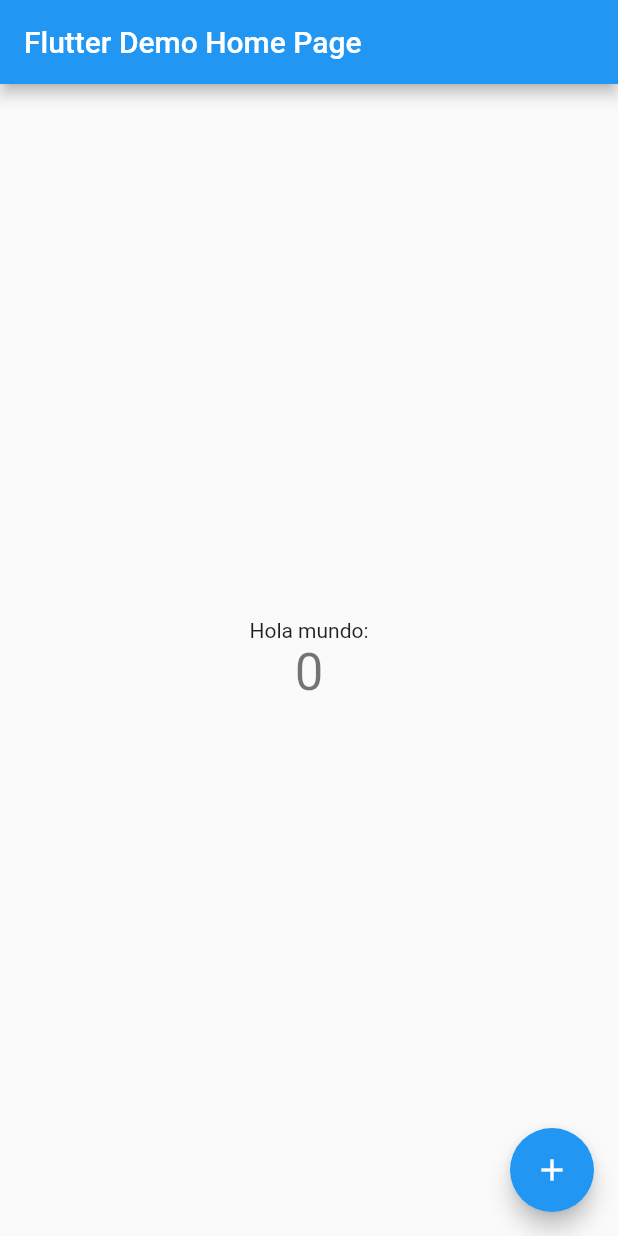
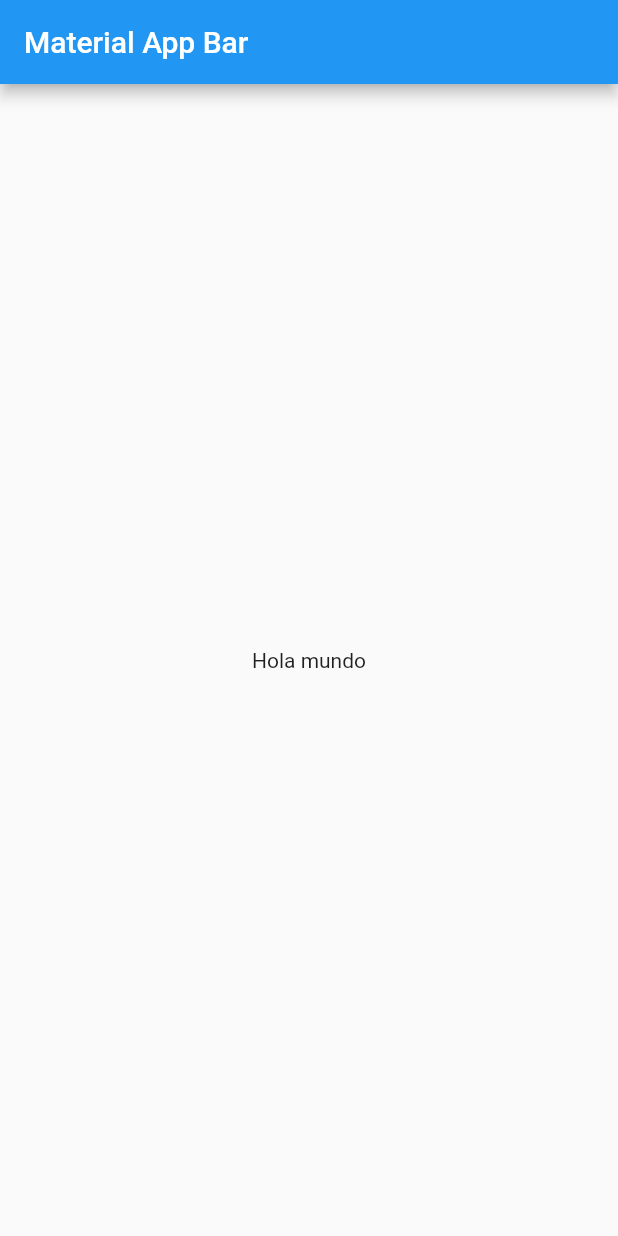
Before and after one commit to AleMancilla/Flutter-init, a Flutter app: the screen it shows after launch, on a phone screen of 412 x 824 dp. Run offline on Flutter 3.47's test engine with Material 2 defaults, Android fonts, the phone set to English and light mode, and no system bars.

```diff
--- a/lib/main.dart
+++ b/lib/main.dart
@@ -3,109 +3,20 @@ import 'package:flutter/material.dart';
 void main() => runApp(MyApp());
 
 class MyApp extends StatelessWidget {
-  // This widget is the root of your application.
   @override
   Widget build(BuildContext context) {
     return MaterialApp(
-      title: 'Flutter Demo',
-      theme: ThemeData(
-        // This is the theme of your application.
-        //
-        // Try running your application with "flutter run". You'll see the
-        // application has a blue toolbar. Then, without quitting the app, try
-        // changing the primarySwatch below to Colors.green and then invoke
-        // "hot reload" (press "r" in the console where you ran "flutter run",
-        // or simply save your changes to "hot reload" in a Flutter IDE).
-        // Notice that the counter didn't reset back to zero; the application
-        // is not restarted.
-        primarySwatch: Colors.blue,
+      title: 'Material App',
+      home: Scaffold(
+        appBar: AppBar(
+          title: Text('Material App Bar'),
+        ),
+        body: Center(
+          child: Container(
+            child: Text('Hola mundo'),
+          ),
+        ),
       ),
-      home: MyHomePage(title: 'Flutter Demo Home Page'),
     );
   }
 }
-
-class MyHomePage extends StatefulWidget {
-  MyHomePage({Key key, this.title}) : super(key: key);
-
-  // This widget is the home page of your application. It is stateful, meaning
-  // that it has a State object (defined below) that contains fields that affect
-  // how it looks.
-
-  // This class is the configuration for the state. It holds the values (in this
-  // case the title) provided by the parent (in this case the App widget) and
-  // used by the build method of the State. Fields in a Widget subclass are
-  // always marked "final".
-
-  final String title;
-
-  @override
-  _MyHomePageState createState() => _MyHomePageState();
-}
-
-class _MyHomePageState extends State<MyHomePage> {
-  int _counter = 0;
-
-  void _incrementCounter() {
-    setState(() {
-      // This call to setState tells the Flutter framework that something has
-      // changed in this State, which causes it to rerun the build method below
-      // so that the display can reflect the updated values. If we changed
-      // _counter without calling setState(), then the build method would not be
-      // called again, and so nothing would appear to happen.
-      _counter++;
-    });
-  }
-
-  @override
-  Widget build(BuildContext context) {
-    // This method is rerun every time setState is called, for instance as done
-    // by the _incrementCounter method above.
-    //
-    // The Flutter framework has been optimized to make rerunning build methods
-    // fast, so that you can just rebuild anything that needs updating rather
-    // than having to individually change instances of widgets.
-    return Scaffold(
-      appBar: AppBar(
-        // Here we take the value from the MyHomePage object that was created by
-        // the App.build method, and use it to set our appbar title.
-        title: Text(widget.title),
-      ),
-      body: Center(
-        // Center is a layout widget. It takes a single child and positions it
-        // in the middle of the parent.
-        child: Column(
-          // Column is also layout widget. It takes a list of children and
-          // arranges them vertically. By default, it sizes itself to fit its
-          // children horizontally, and tries to be as tall as its parent.
-          //
-          // Invoke "debug painting" (press "p" in the console, choose the
-          // "Toggle Debug Paint" action from the Flutter Inspector in Android
-          // Studio, or the "Toggle Debug Paint" command in Visual Studio Code)
-          // to see the wireframe for each widget.
-          //
-          // Column has various properties to control how it sizes itself and
-          // how it positions its children. Here we use mainAxisAlignment to
-          // center the children vertically; the main axis here is the vertical
-          // axis because Columns are vertical (the cross axis would be
-          // horizontal).
-          mainAxisAlignment: MainAxisAlignment.center,
-          children: <Widget>[
-            Text(
-              'Hola mundo:',
-            ),
-            Text(
-              '$_counter',
-              style: Theme.of(context).textTheme.display1,
-            ),
-          ],
-        ),
-      ),
-      floatingActionButton: FloatingActionButton(
-        onPressed: _incrementCounter,
-        tooltip: 'Increment',
-        child: Icon(Icons.add),
-      ), // This trailing comma makes auto-formatting nicer for build methods.
-    );
-  }
-}
```
Also changed, not shown: lib/model/recipe_model.dart (added, +8 -0 lines), lib/model/user_model.dart (added, +12 -0 lines), pubspec.yaml (+10 -51 lines), 4 other files.
